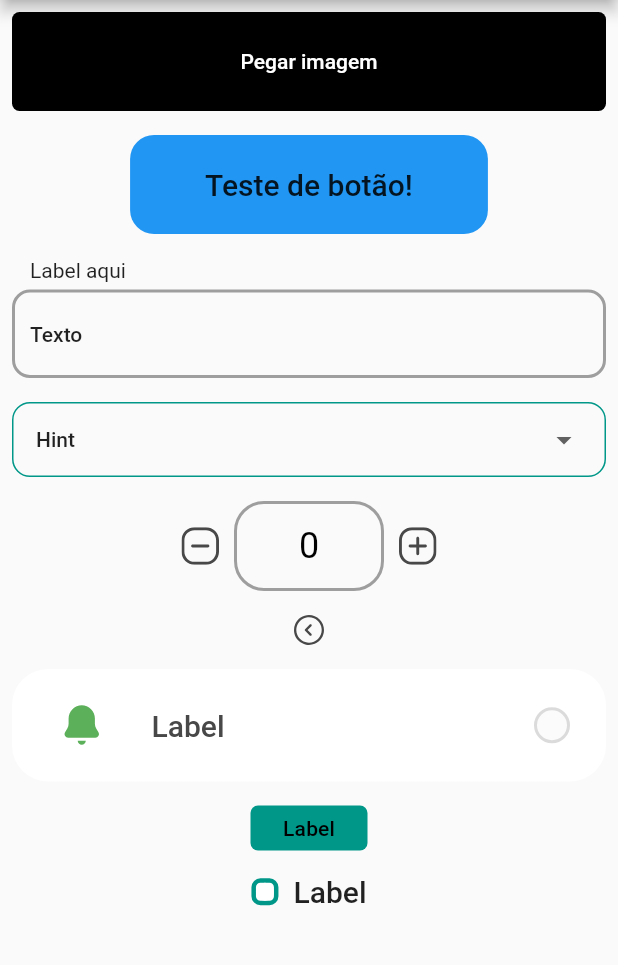
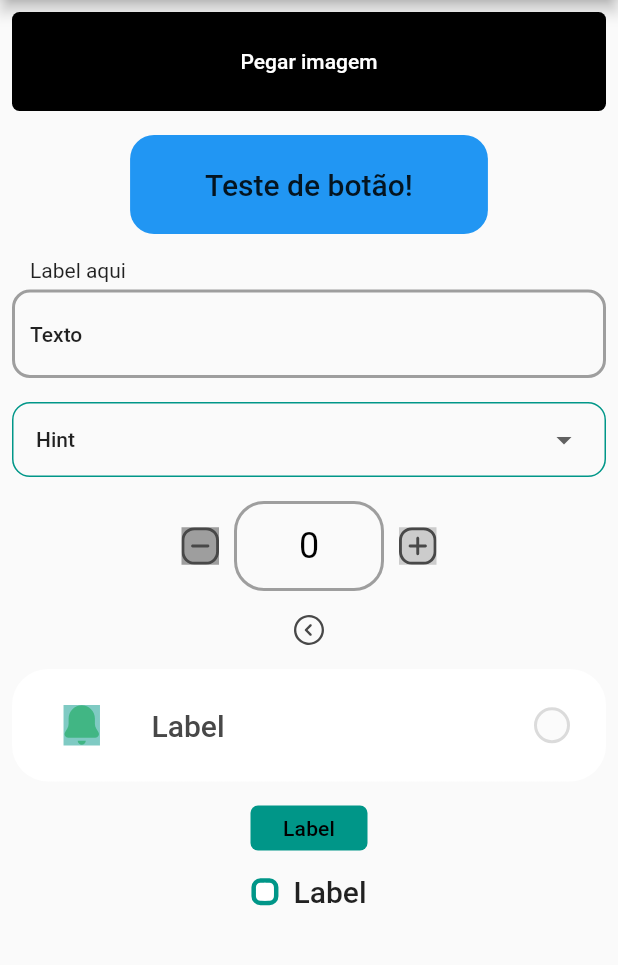
Before and after one commit to loomi/loomi-ui-flutter, a Flutter app: the ExampleScreen screen opened directly, on a phone screen of 412 x 824 dp, the part 84-1049 px from its top. Run offline on Flutter 3.47's test engine with Material 2 defaults, Android fonts, the phone set to English and light mode, and no system bars; our stand-ins replace flutter_svg; missing offline and left inert: storybook_flutter.

Commit message:
Fix bugs

```diff
--- a/example/lib/screens/story-book/options/options.dart
+++ b/example/lib/screens/story-book/options/options.dart
@@ -10,7 +10,7 @@
 }) {
   return context.knobs.nullable.options<Color>(
     label: label,
-    enabled: enabled!,
+    enabled: true,
     initial: initial ?? Colors.blue,
     options: const [
       Option(
--- a/lib/widgets/get_icon.dart
+++ b/lib/widgets/get_icon.dart
@@ -1,4 +1,5 @@
 import 'package:flutter/material.dart';
+
 import 'package:flutter_svg/flutter_svg.dart';
 
 class GetIcon extends StatelessWidget {
@@ -7,8 +8,14 @@
   final double? heigth;
   final Color? color;
   final bool isSvg;
-  const GetIcon(this.icon,
-      {super.key, this.heigth, this.width, this.color, this.isSvg = true});
+  const GetIcon(
+    this.icon, {
+    super.key,
+    this.heigth,
+    this.width,
+    this.color,
+    this.isSvg = true,
+  });
 
   @override
   Widget build(BuildContext context) {
@@ -17,6 +24,12 @@
             icon,
             width: width,
             height: heigth,
+            colorFilter: color == null
+                ? null
+                : ColorFilter.mode(
+                    color!,
+                    BlendMode.color,
+                  ),
           )
         : Image.asset(
             icon,
```
Also changed, not shown: example/lib/screens/story-book/stories/check_box_story.dart (+13 -41 lines), example/lib/screens/story-book/stories/custom_select_story.dart (+1 -13 lines), example/lib/screens/story-book/story_book.dart (+6 -2 lines), 1 other file.
